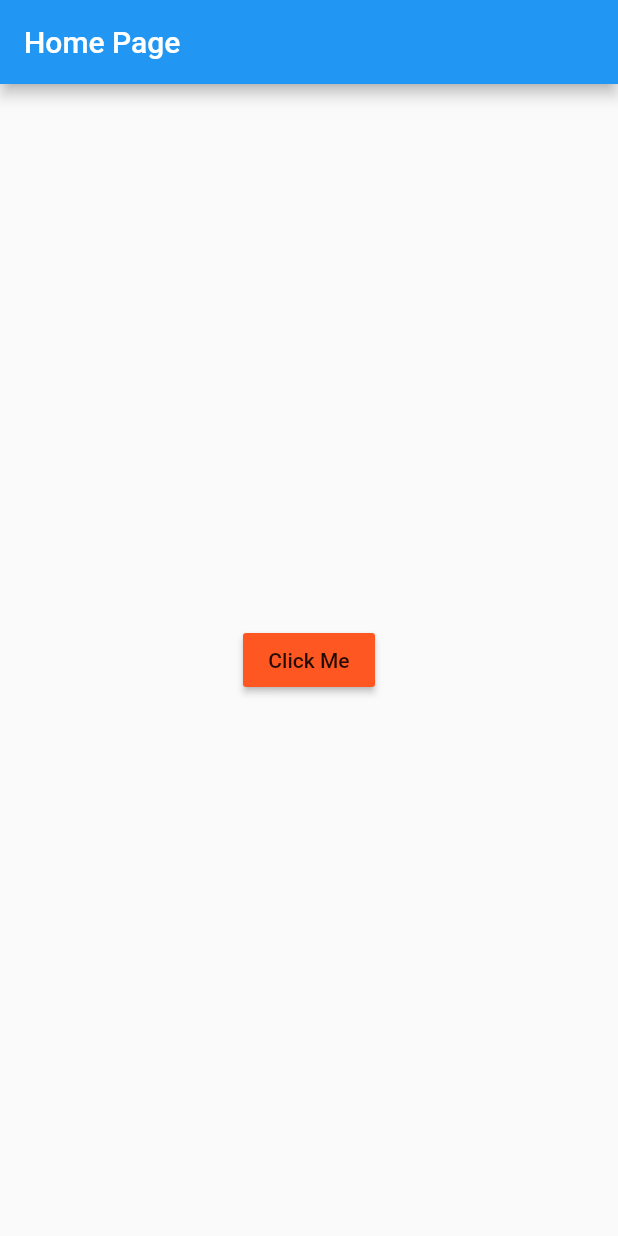
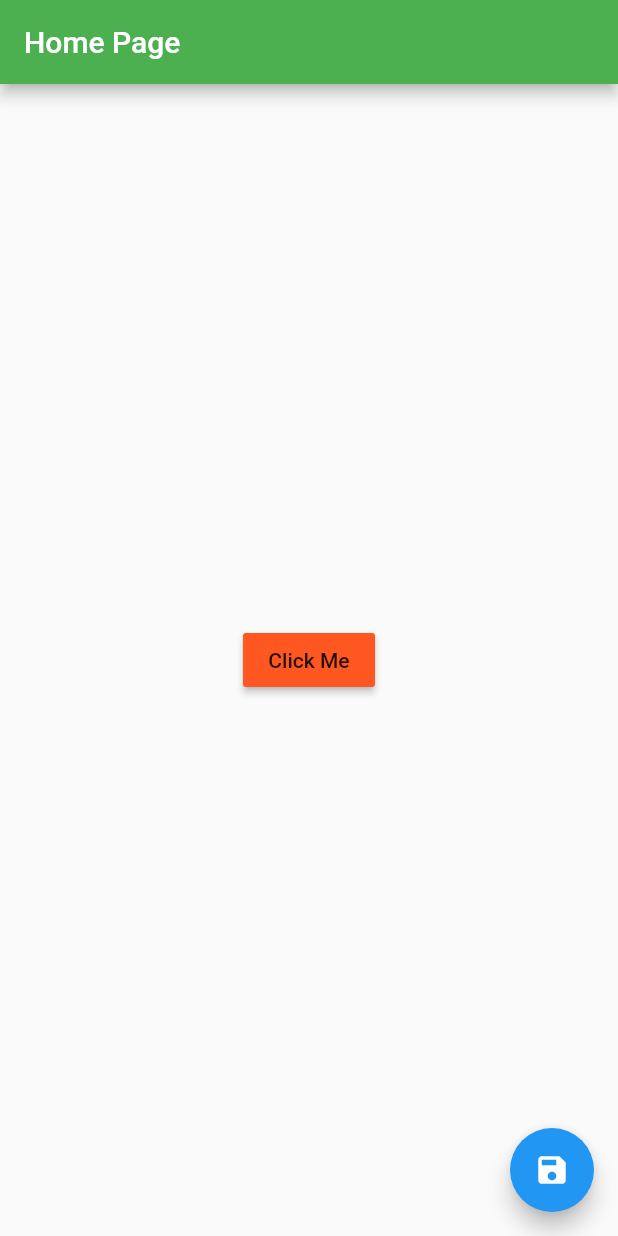
Before and after one commit to Kasweka1/Pdf_Csv_Exporter, a Flutter app: the screen it shows after launch, on a phone screen of 412 x 824 dp. Run offline on Flutter 3.47's test engine with Material 2 defaults, Android fonts, the phone set to English and light mode, and no system bars; missing offline and left inert: csv_reader.

Commit message:
added chancges

```diff
--- a/lib/main.dart
+++ b/lib/main.dart
@@ -13,6 +13,7 @@ class MyApp extends StatelessWidget {
     return MaterialApp(
       title: "CSV App",
       home: HomePage(),
+      debugShowCheckedModeBanner: false,
     );
   }
 }
@@ -30,6 +31,7 @@ class _HomePageState extends State<HomePage> {
     return Scaffold(
       appBar: AppBar(
         title: Text("Home Page"),
+        backgroundColor: Colors.green,
       ),
       body: Container(
         child: Center(
@@ -37,18 +39,17 @@ class _HomePageState extends State<HomePage> {
             child: Text("Click Me"),
             onPressed: () {
               loadCSV();
-              saveCsv();
             },
             color: Colors.deepOrange,
           ),
         ),
       ),
-      // floatingActionButton: FloatingActionButton(
-      //   onPressed: () {
-      //     print("Saveed file");
-      //   },
-      //   child: Icon(Icons.save),
-      // ),
+      floatingActionButton: FloatingActionButton(
+        onPressed: () {
+          saveCsv();
+        },
+        child: Icon(Icons.save),
+      ),
     );
   }
 
@@ -64,6 +65,7 @@ class _HomePageState extends State<HomePage> {
   }
 }
 
+
 final pdf = pw.Document();
 
 Future saveCsv() async {
```
